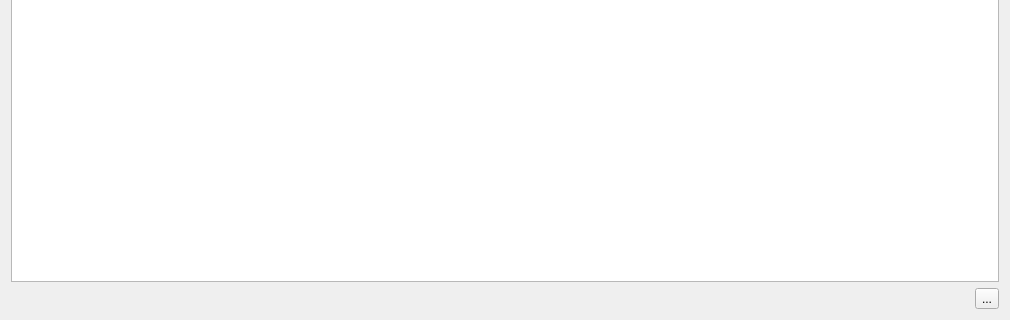
This is tables.ui in kia-far/QtDBS as Qt 5 draws it before an edit; both pictures show x 0 to 1010 and y 205 to 525 of the 1010 by 525 pixel window. The edited form follows.
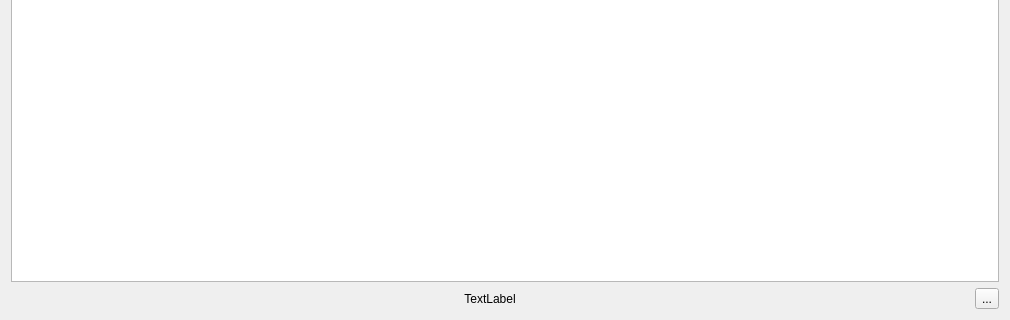
This is the edited form.

Commit message: fixed the guaranty and submission date being replaced with eachother and also added a label that shows the hidden data in the devices table (also a new feature) added date edits to the device form so that the bulk data can be added smoother than before!

```diff
--- a/tables.ui
+++ b/tables.ui
@@ -225,6 +225,16 @@
      </property>
     </widget>
    </item>
+   <item row="5" column="0" colspan="12">
+    <widget class="QLabel" name="label_2">
+     <property name="text">
+      <string>TextLabel</string>
+     </property>
+     <property name="alignment">
+      <set>Qt::AlignmentFlag::AlignCenter</set>
+     </property>
+    </widget>
+   </item>
   </layout>
  </widget>
  <tabstops>
```
The commit also changes 26 other files.
